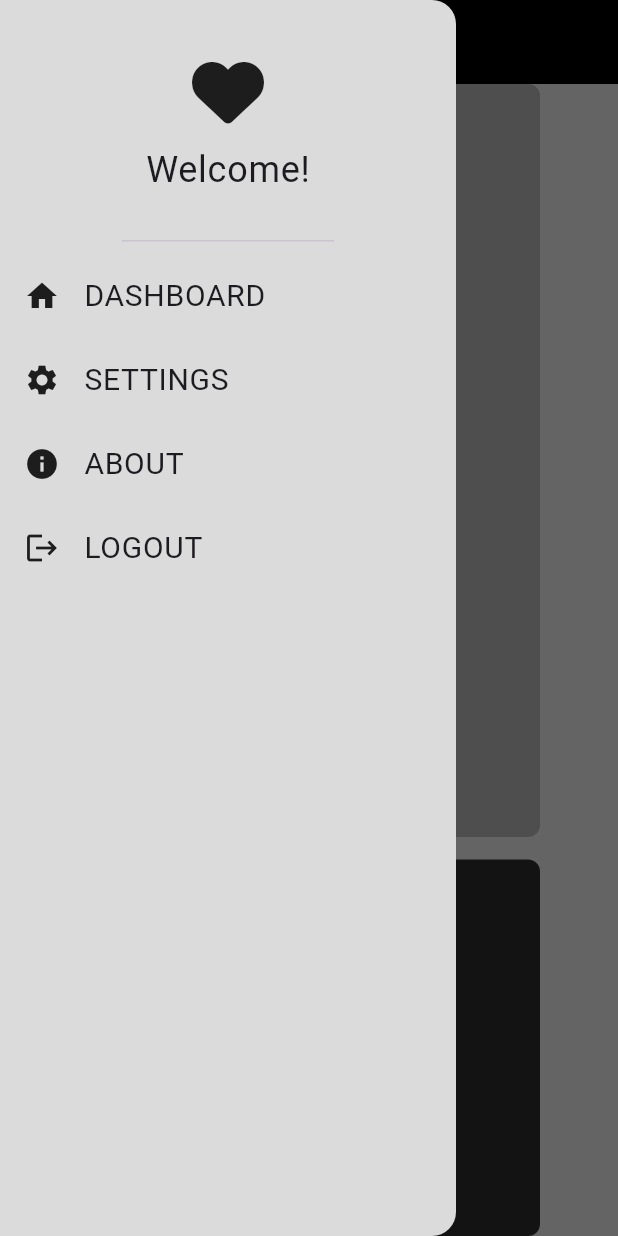
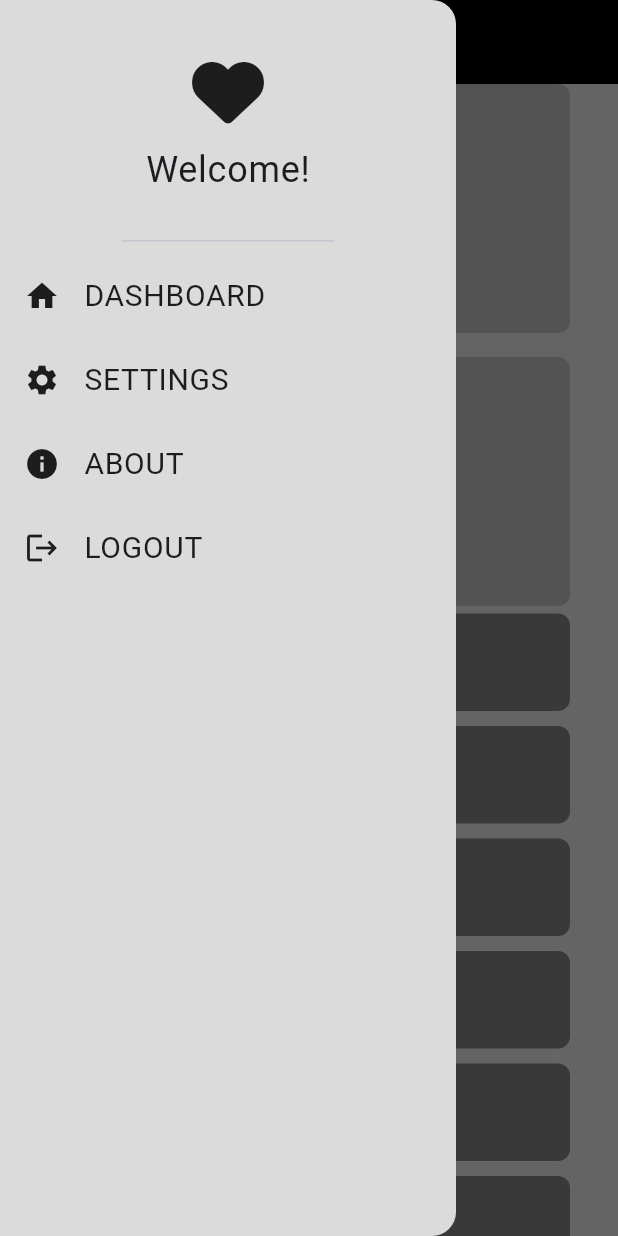
Before and after one commit to shroida/responsive, a Flutter app: the screen it shows after launch, after a tap on the "menu" icon, on a phone screen of 412 x 824 dp. Run offline on Flutter 3.47's test engine with Material 3 defaults, Android fonts, the phone set to English and light mode, and no system bars; our stand-ins replace device_preview, font_awesome_flutter.

```diff
--- a/lib/desktop layout/desktop_layout.dart
+++ b/lib/desktop layout/desktop_layout.dart
@@ -4,9 +4,7 @@ import 'package:responsive/mobile%20Layout/drawer.dart';
 import 'package:responsive/tablet%20layout/tab_view.dart';
 
 class DesktopLayout extends StatelessWidget {
-  DesktopLayout({super.key}) {
-    print('desk layout created');
-  }
+  const DesktopLayout({super.key});
 
   @override
   Widget build(BuildContext context) {
@@ -14,14 +12,14 @@ class DesktopLayout extends StatelessWidget {
       backgroundColor: const Color(0xffDBDBDB),
       body: Container(
         margin: const EdgeInsets.symmetric(horizontal: 20),
-        child: Row(
+        child: const Row(
           children: [
-            const Expanded(child: CustomDrawer()),
+            Expanded(child: CustomDrawer()),
             Expanded(flex: 4, child: TabView()),
-            const SizedBox(
+            SizedBox(
               width: 15,
             ),
-            const Expanded(
+            Expanded(
               flex: 2,
               child: Column(
                 mainAxisAlignment: MainAxisAlignment.spaceBetween,
--- a/lib/main.dart
+++ b/lib/main.dart
@@ -1,11 +1,12 @@
 import 'dart:developer';
 
+import 'package:device_preview/device_preview.dart';
 import 'package:flutter/material.dart';
 import 'package:responsive/mobile%20Layout/drawer.dart';
 import 'package:responsive/mobile%20Layout/home_view_body.dart';
 
 void main() {
-  runApp(const MyApp());
+  runApp(DevicePreview(builder: (context) => const MyApp()));
 }
 
 class MyApp extends StatelessWidget {
@@ -56,11 +57,10 @@ class _MyHomePageState extends State<MyHomePage> {
             )
           : null,
       body: const Padding(
-        padding: EdgeInsets.symmetric(
-          horizontal: 16.0,
-        ),
-        child:DashboardView()
-      ),
+          padding: EdgeInsets.symmetric(
+            horizontal: 16.0,
+          ),
+          child: DashboardView()),
     );
   }
 }
--- a/lib/mobile Layout/home_view_body.dart
+++ b/lib/mobile Layout/home_view_body.dart
@@ -1,4 +1,3 @@
-// ignore_for_file: public_member_api_docs, sort_constructors_first
 import 'package:flutter/material.dart';
 import 'package:responsive/desktop%20layout/desktop_layout.dart';
 
@@ -13,9 +12,9 @@ class DashboardView extends StatelessWidget {
     return Padding(
       padding: const EdgeInsets.symmetric(horizontal: 16),
       child: AdaptiveLayout(
-        mobileLayout: MobileView(),
-        tabletLayout: TabView(),
-        desktopLayout: DesktopLayout(),
+        mobileLayout: (context) => const MobileView(),
+        tabletLayout: (context) => const TabView(),
+        desktopLayout: (context) => const DesktopLayout(),
       ),
     );
   }
@@ -28,20 +27,20 @@ class AdaptiveLayout extends StatelessWidget {
     required this.tabletLayout,
     required this.desktopLayout,
   });
-  final Widget mobileLayout;
-  final Widget tabletLayout;
-  final Widget desktopLayout;
+  final WidgetBuilder mobileLayout;
+  final WidgetBuilder tabletLayout;
+  final WidgetBuilder desktopLayout;
   @override
   Widget build(BuildContext context) {
     return LayoutBuilder(builder: (context, constraints) {
-      if (constraints.maxHeight < 768) {
+      if (constraints.maxWidth < 700) {
         // mobile
-        return MobileView();
-      } else if (constraints.maxWidth >= 768 && constraints.maxWidth < 1024) {
+        return const MobileView();
+      } else if (constraints.maxWidth >= 700 && constraints.maxWidth < 1024) {
         //tablet
-        return TabView();
+        return const TabView();
       } else {
-        return DesktopLayout();
+        return const DesktopLayout();
       }
     });
   }
--- a/lib/mobile Layout/mobile_view.dart
+++ b/lib/mobile Layout/mobile_view.dart
@@ -3,9 +3,7 @@ import 'package:responsive/mobile%20Layout/custom_sliver_grid.dart';
 import 'package:responsive/mobile%20Layout/custom_sliver_list.dart';
 
 class MobileView extends StatelessWidget {
-  MobileView({super.key}) {
-    print('Mobile layout created');
-  }
+  const MobileView({super.key});
 
   @override
   Widget build(BuildContext context) {
--- a/lib/tablet layout/tab_view.dart
+++ b/lib/tablet layout/tab_view.dart
@@ -3,10 +3,7 @@ import 'package:responsive/mobile%20Layout/custom_sliver_list.dart';
 import 'package:responsive/tablet%20layout/custom_list_tablet.dart';
 
 class TabView extends StatelessWidget {
-  TabView({super.key}) {
-    print('tab layout created');
-  }
-
+  const TabView({super.key});
   @override
   Widget build(BuildContext context) {
     return const CustomScrollView(
--- a/pubspec.yaml
+++ b/pubspec.yaml
@@ -29,6 +29,7 @@ environment:
 # versions available, run `flutter pub outdated`.
 dependencies:
   cupertino_icons: ^1.0.8
+  device_preview: ^1.2.0
   flutter:
     sdk: flutter
   flutter_bloc: ^9.0.0
```
Also changed, not shown: pubspec.lock, 1 other file.
